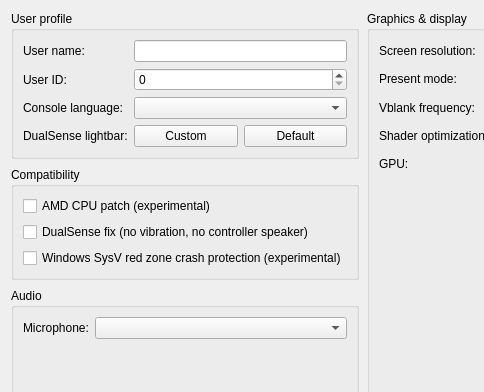
The window that src/launcher/forms/configuration_edit_dialog.ui (Ben-Dash/KytyPS5) describes before a commit, drawn with Qt 5; both pictures show x 0 to 484 and y 0 to 392 of the 767 by 620 pixel window.
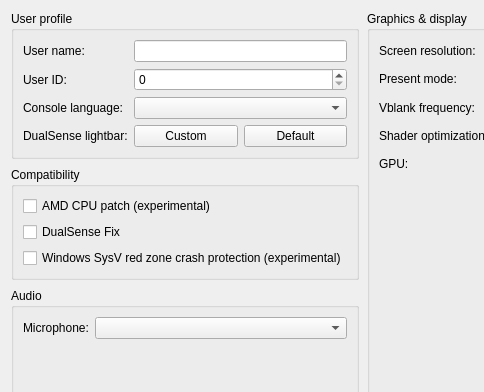
The same window after the commit. Custom widgets are drawn as their Qt base class.

Commit message: DualSense Fix: on sends vibration and the controller speaker to the DualSense, off (default) sends nothing

The edit to the form file:
```diff
--- a/src/launcher/forms/configuration_edit_dialog.ui
+++ b/src/launcher/forms/configuration_edit_dialog.ui
@@ -307,8 +307,8 @@
         </item>
         <item>
          <widget class="QCheckBox" name="checkBox_dualsense_fix">
-          <property name="toolTip"><string>No controller vibration; sounds the game sends to the controller speaker play on the PC instead.</string></property>
-          <property name="text"><string>DualSense fix (no vibration, no controller speaker)</string></property>
+          <property name="toolTip"><string>On: vibration and the controller speaker on the DualSense. Off: no vibration, controller speaker sounds play on the PC.</string></property>
+          <property name="text"><string>DualSense Fix</string></property>
          </widget>
         </item>
         <item>
```
The commit also changes 1 other file.
